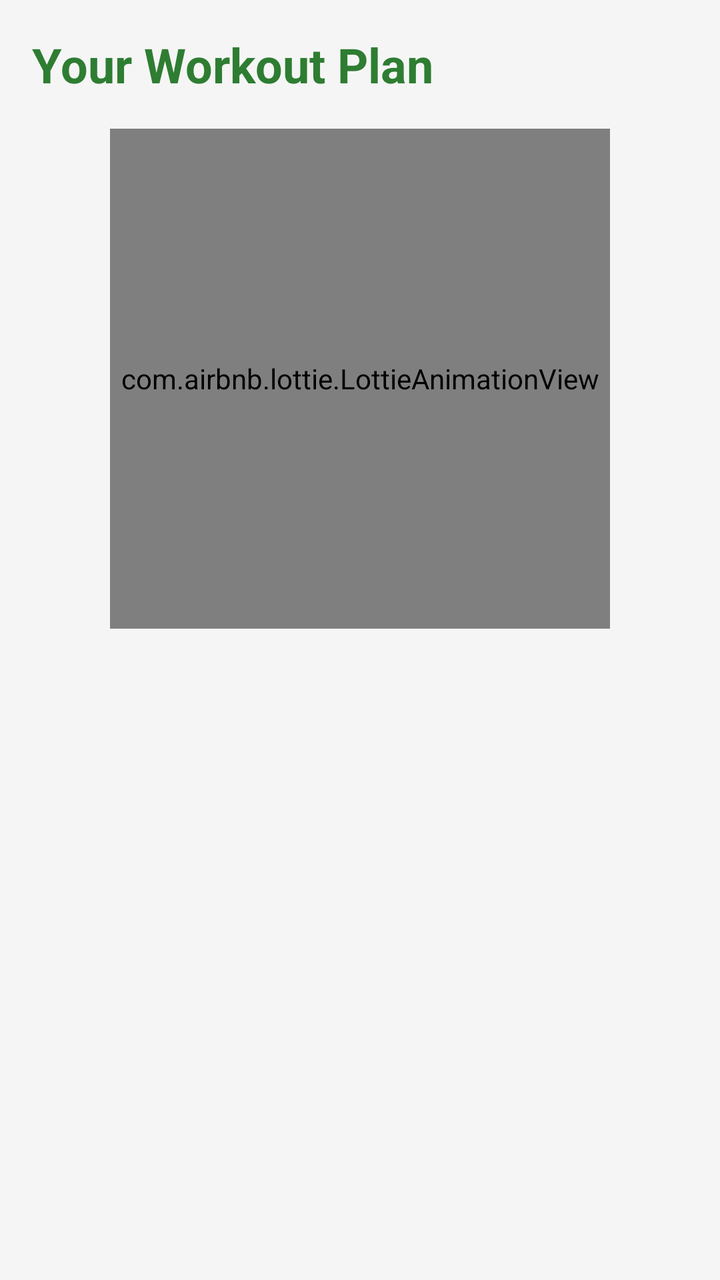
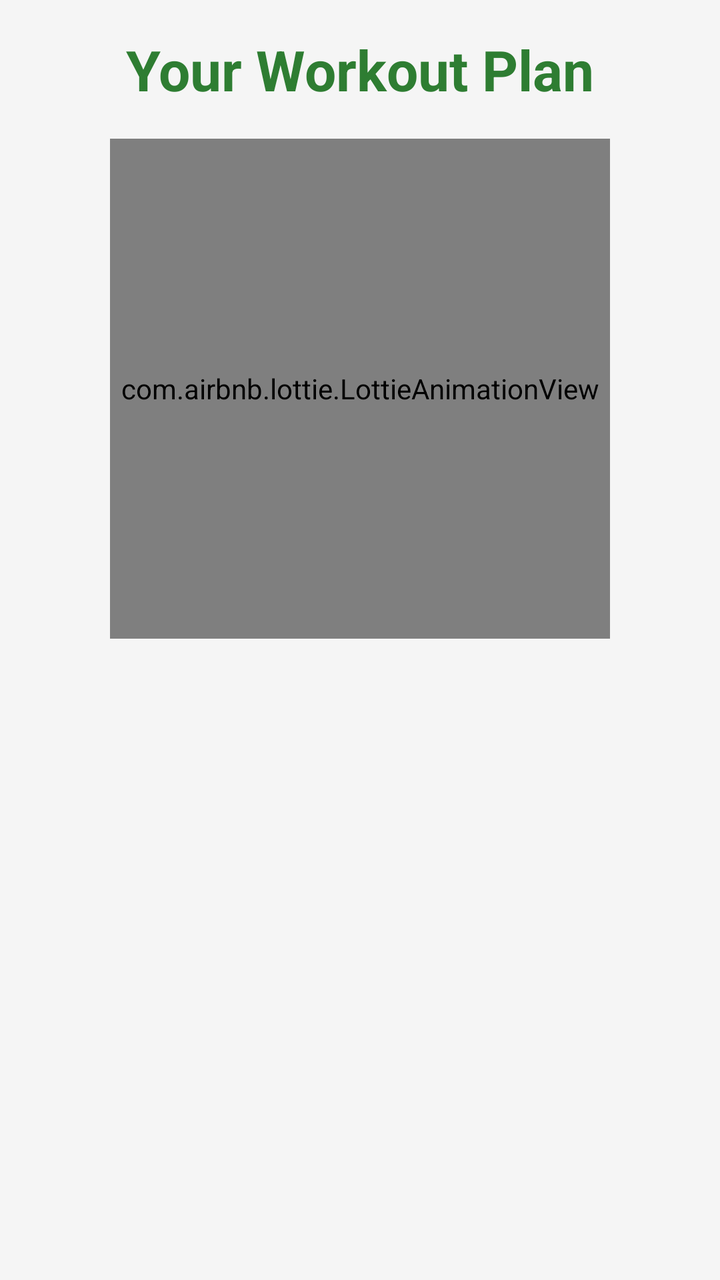

Before-and-after screenshots of an Android layout around one commit, followed by the original layout XML and the change that was made.
<!-- AndroidManifest.xml: application theme Theme.AppCompat.Light.NoActionBar -->
<!-- res/layout/activity_workout_plans.xml -->
<?xml version="1.0" encoding="utf-8"?>
<LinearLayout xmlns:android="http://schemas.android.com/apk/res/android"
    xmlns:app="http://schemas.android.com/apk/res-auto"
    android:layout_width="match_parent"
    android:layout_height="match_parent"
    android:orientation="vertical"
    android:background="#F5F5F5"
    android:padding="16dp">

    <TextView
        android:id="@+id/workoutTitleMain"
        android:layout_width="wrap_content"
        android:layout_height="wrap_content"
        android:text="Your Workout Plan"
        android:textSize="24sp"
        android:textStyle="bold"
        android:textColor="#2E7D32"
        android:layout_marginBottom="16dp"/>

    <com.airbnb.lottie.LottieAnimationView
        android:id="@+id/lottieLoading"
        android:layout_width="250dp"
        android:layout_height="250dp"
        android:layout_gravity="center"
        app:lottie_fileName="Run Forrest Run.json"
        app:lottie_autoPlay="true"
        app:lottie_loop="true"
        android:visibility="visible" />

    <androidx.recyclerview.widget.RecyclerView
        android:id="@+id/workoutRecyclerView"
        android:layout_width="match_parent"
        android:layout_height="match_parent"
        android:visibility="gone" />

</LinearLayout>
<!-- resources referenced by this layout -->
<resources>

</resources>

<!-- the commit's change to res/layout/activity_workout_plans.xml (unified diff, before → after) -->
@@ -9,12 +9,13 @@
 
     <TextView
         android:id="@+id/workoutTitleMain"
-        android:layout_width="wrap_content"
+        android:layout_width="match_parent"
         android:layout_height="wrap_content"
         android:text="Your Workout Plan"
-        android:textSize="24sp"
+        android:textSize="28sp"
         android:textStyle="bold"
         android:textColor="#2E7D32"
+        android:gravity="center"
         android:layout_marginBottom="16dp"/>
 
     <com.airbnb.lottie.LottieAnimationView
@@ -22,7 +23,7 @@
         android:layout_width="250dp"
         android:layout_height="250dp"
         android:layout_gravity="center"
-        app:lottie_fileName="Run Forrest Run.json"
+        app:lottie_fileName="run_forest.json"
         app:lottie_autoPlay="true"
         app:lottie_loop="true"
         android:visibility="visible" />
